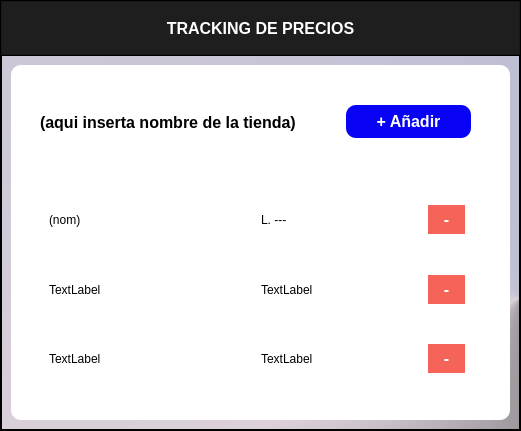
The window that Interfaz/gui/Tracking_GMG.ui (50DayEmpire/Tracking_Precios) describes before a commit, drawn with Qt 5.
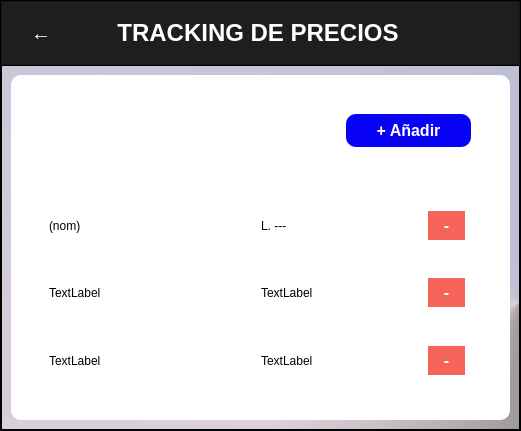
The same window after the commit. Icons and pictures are not drawn.

The edit to the form file:
```diff
--- a/Interfaz/gui/Tracking_GMG.ui
+++ b/Interfaz/gui/Tracking_GMG.ui
@@ -90,6 +90,46 @@
             <number>0</number>
            </property>
            <layout class="QHBoxLayout" name="horizontalLayout">
+            <item>
+             <widget class="QPushButton" name="btnatras">
+              <property name="font">
+               <font>
+                <pointsize>-1</pointsize>
+                <bold>true</bold>
+               </font>
+              </property>
+              <property name="cursor">
+               <cursorShape>PointingHandCursor</cursorShape>
+              </property>
+              <property name="styleSheet">
+               <string notr="true">QPushButton{
+background-color: transparent;
+        border: none; 
+        color: #fff; 
+        padding: 10px 20px;
+        font-size: 20px;
+        font-weight: bold; 
+        cursor: pointer; 
+}</string>
+              </property>
+              <property name="text">
+               <string>←</string>
+              </property>
+             </widget>
+            </item>
+            <item>
+             <spacer name="horizontalSpacer">
+              <property name="orientation">
+               <enum>Qt::Horizontal</enum>
+              </property>
+              <property name="sizeHint" stdset="0">
+               <size>
+                <width>41</width>
+                <height>20</height>
+               </size>
+              </property>
+             </spacer>
+            </item>
             <item>
              <widget class="QLabel" name="label">
               <property name="font">
@@ -109,13 +149,26 @@
                <number>0</number>
               </property>
               <property name="text">
-               <string>TRACKING DE PRECIOS</string>
+               <string>&lt;html&gt;&lt;head/&gt;&lt;body&gt;&lt;p&gt;&lt;span style=&quot; font-size:18pt;&quot;&gt;TRACKING DE PRECIOS&lt;/span&gt;&lt;/p&gt;&lt;/body&gt;&lt;/html&gt;</string>
               </property>
               <property name="alignment">
                <set>Qt::AlignCenter</set>
               </property>
              </widget>
             </item>
+            <item>
+             <spacer name="horizontalSpacer_2">
+              <property name="orientation">
+               <enum>Qt::Horizontal</enum>
+              </property>
+              <property name="sizeHint" stdset="0">
+               <size>
+                <width>112</width>
+                <height>20</height>
+               </size>
+              </property>
+             </spacer>
+            </item>
            </layout>
           </widget>
          </item>
@@ -191,7 +244,7 @@
                      <number>0</number>
                     </property>
                     <property name="text">
-                     <string>(aqui inserta nombre de la tienda)</string>
+                     <string>&lt;html&gt;&lt;head/&gt;&lt;body&gt;&lt;p&gt;&lt;br/&gt;&lt;/p&gt;&lt;/body&gt;&lt;/html&gt;</string>
                     </property>
                     <property name="alignment">
                      <set>Qt::AlignLeading|Qt::AlignLeft|Qt::AlignVCenter</set>
```
Left out of the diff: 17 changed lines with no effect on the pictures.
